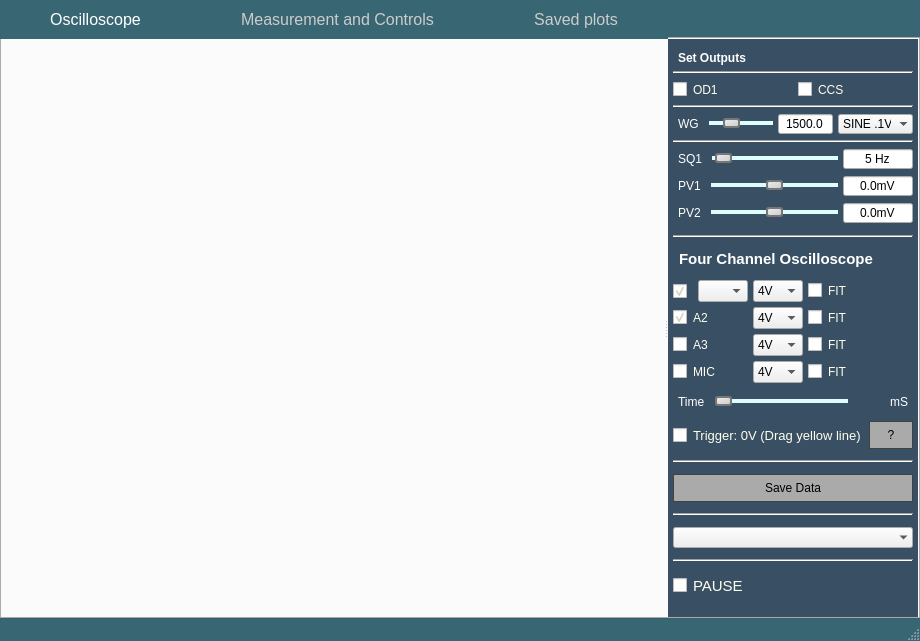
csparkresearch/ExpEYES17-Qt, file templates/layout.ui: the form before one commit.
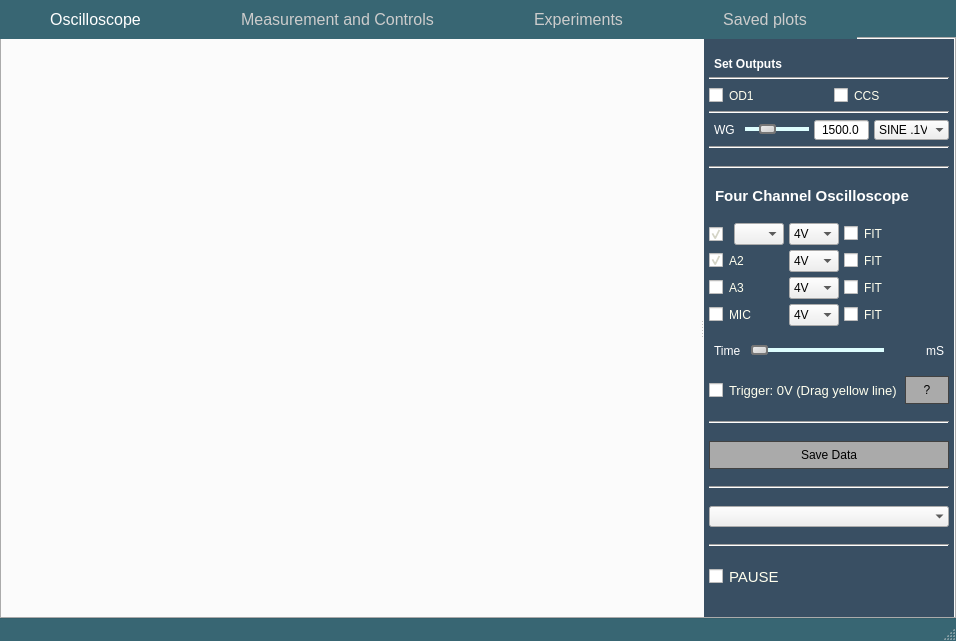
The form after the commit. Icons and pictures are not drawn.

Commit message: Make a fully threaded communication library. Make a common slider widget

Diff of the .ui file:
```diff
--- a/templates/layout.ui
+++ b/templates/layout.ui
@@ -6,7 +6,7 @@
    <rect>
     <x>0</x>
     <y>0</y>
-    <width>920</width>
+    <width>956</width>
     <height>641</height>
    </rect>
   </property>
@@ -228,96 +228,6 @@
                 </item>
                </widget>
               </item>
-              <item row="9" column="0" colspan="4">
-               <layout class="QHBoxLayout" name="horizontalLayout_5">
-                <property name="topMargin">
-                 <number>0</number>
-                </property>
-                <item>
-                 <widget class="QLabel" name="label_4">
-                  <property name="text">
-                   <string>PV2</string>
-                  </property>
-                 </widget>
-                </item>
-                <item>
-                 <widget class="QSlider" name="SQ1SLIDER">
-                  <property name="maximumSize">
-                   <size>
-                    <width>16777215</width>
-                    <height>15</height>
-                   </size>
-                  </property>
-                  <property name="cursor">
-                   <cursorShape>SizeVerCursor</cursorShape>
-                  </property>
-                  <property name="minimum">
-                   <number>-3300</number>
-                  </property>
-                  <property name="maximum">
-                   <number>3300</number>
-                  </property>
-                  <property name="singleStep">
-                   <number>10</number>
-                  </property>
-                  <property name="pageStep">
-                   <number>100</number>
-                  </property>
-                  <property name="value">
-                   <number>0</number>
-                  </property>
-                  <property name="orientation">
-                   <enum>Qt::Horizontal</enum>
-                  </property>
-                  <property name="tickPosition">
-                   <enum>QSlider::NoTicks</enum>
-                  </property>
-                  <property name="tickInterval">
-                   <number>0</number>
-                  </property>
-                 </widget>
-                </item>
-                <item>
-                 <widget class="QDoubleSpinBox" name="SQ1BOX">
-                  <property name="minimumSize">
-                   <size>
-                    <width>55</width>
-                    <height>0</height>
-                   </size>
-                  </property>
-                  <property name="font">
-                   <font>
-                    <pointsize>9</pointsize>
-                   </font>
-                  </property>
-                  <property name="frame">
-                   <bool>true</bool>
-                  </property>
-                  <property name="alignment">
-                   <set>Qt::AlignCenter</set>
-                  </property>
-                  <property name="buttonSymbols">
-                   <enum>QAbstractSpinBox::NoButtons</enum>
-                  </property>
-                  <property name="suffix">
-                   <string>mV</string>
-                  </property>
-                  <property name="decimals">
-                   <number>1</number>
-                  </property>
-                  <property name="minimum">
-                   <double>-3300.000000000000000</double>
-                  </property>
-                  <property name="maximum">
-                   <double>3300.000000000000000</double>
-                  </property>
-                  <property name="value">
-                   <double>0.000000000000000</double>
-                  </property>
-                 </widget>
-                </item>
-               </layout>
-              </item>
               <item row="4" column="0">
                <widget class="QLabel" name="label_3">
                 <property name="text">
@@ -410,171 +320,6 @@
                 </property>
                </widget>
               </item>
-              <item row="7" column="0" colspan="4">
-               <layout class="QHBoxLayout" name="horizontalLayout_7">
-                <property name="topMargin">
-                 <number>0</number>
-                </property>
-                <item>
-                 <widget class="QLabel" name="label_6">
-                  <property name="text">
-                   <string>SQ1</string>
-                  </property>
-                 </widget>
-                </item>
-                <item>
-                 <widget class="QSlider" name="SQ1SLIDER_3">
-                  <property name="maximumSize">
-                   <size>
-                    <width>16777215</width>
-                    <height>15</height>
-                   </size>
-                  </property>
-                  <property name="cursor">
-                   <cursorShape>SizeVerCursor</cursorShape>
-                  </property>
-                  <property name="minimum">
-                   <number>5</number>
-                  </property>
-                  <property name="maximum">
-                   <number>50000</number>
-                  </property>
-                  <property name="value">
-                   <number>1500</number>
-                  </property>
-                  <property name="orientation">
-                   <enum>Qt::Horizontal</enum>
-                  </property>
-                 </widget>
-                </item>
-                <item>
-                 <widget class="QSpinBox" name="SQ1BOX_3">
-                  <property name="minimumSize">
-                   <size>
-                    <width>70</width>
-                    <height>0</height>
-                   </size>
-                  </property>
-                  <property name="font">
-                   <font>
-                    <pointsize>9</pointsize>
-                   </font>
-                  </property>
-                  <property name="frame">
-                   <bool>true</bool>
-                  </property>
-                  <property name="alignment">
-                   <set>Qt::AlignCenter</set>
-                  </property>
-                  <property name="buttonSymbols">
-                   <enum>QAbstractSpinBox::NoButtons</enum>
-                  </property>
-                  <property name="suffix">
-                   <string> Hz</string>
-                  </property>
-                  <property name="minimum">
-                   <number>5</number>
-                  </property>
-                  <property name="maximum">
-                   <number>50000</number>
-                  </property>
-                  <property name="singleStep">
-                   <number>10</number>
-                  </property>
-                  <property name="value">
-                   <number>5</number>
-                  </property>
-                 </widget>
-                </item>
-               </layout>
-              </item>
-              <item row="8" column="0" colspan="4">
-               <layout class="QHBoxLayout" name="horizontalLayout_8">
-                <property name="topMargin">
-                 <number>0</number>
-                </property>
-                <item>
-                 <widget class="QLabel" name="label_7">
-                  <property name="text">
-                   <string>PV1</string>
-                  </property>
-                 </widget>
-                </item>
-                <item>
-                 <widget class="QSlider" name="SQ1SLIDER_4">
-                  <property name="maximumSize">
-                   <size>
-                    <width>16777215</width>
-                    <height>15</height>
-                   </size>
-                  </property>
-                  <property name="cursor">
-                   <cursorShape>SizeVerCursor</cursorShape>
-                  </property>
-                  <property name="minimum">
-                   <number>-5000</number>
-                  </property>
-                  <property name="maximum">
-                   <number>5000</number>
-                  </property>
-                  <property name="singleStep">
-                   <number>10</number>
-                  </property>
-                  <property name="pageStep">
-                   <number>100</number>
-                  </property>
-                  <property name="value">
-                   <number>0</number>
-                  </property>
-                  <property name="orientation">
-                   <enum>Qt::Horizontal</enum>
-                  </property>
-                 </widget>
-                </item>
-                <item>
-                 <widget class="QDoubleSpinBox" name="SQ1BOX_4">
-                  <property name="minimumSize">
-                   <size>
-                    <width>55</width>
-                    <height>0</height>
-                   </size>
-                  </property>
-                  <property name="font">
-                   <font>
-                    <pointsize>9</pointsize>
-                   </font>
-                  </property>
-                  <property name="frame">
-                   <bool>true</bool>
-                  </property>
-                  <property name="alignment">
-                   <set>Qt::AlignCenter</set>
-                  </property>
-                  <property name="buttonSymbols">
-                   <enum>QAbstractSpinBox::NoButtons</enum>
-                  </property>
-                  <property name="suffix">
-                   <string>mV</string>
-                  </property>
-                  <property name="decimals">
-                   <number>1</number>
-                  </property>
-                  <property name="minimum">
-                   <double>-5000.000000000000000</double>
-                  </property>
-                  <property name="maximum">
-                   <double>5000.000000000000000</double>
-                  </property>
-                  <property name="singleStep">
-                   <double>1.000000000000000</double>
-                  </property>
-                  <property name="value">
-                   <double>0.000000000000000</double>
-                  </property>
-                 </widget>
-                </item>
-               </layout>
-              </item>
               <item row="0" column="0" colspan="4">
                <widget class="QLabel" name="label">
                 <property name="maximumSize">
@@ -2035,6 +1780,11 @@
         </layout>
        </widget>
       </widget>
+      <widget class="QWidget" name="experimentTab">
+       <attribute name="title">
+        <string>Experiments</string>
+       </attribute>
+      </widget>
       <widget class="QWidget" name="saveTab">
        <attribute name="icon">
         <iconset resource="res.qrc">
```
Left out of the diff: 33 changed lines with no effect on the pictures. The commit also changes 8 other files.
